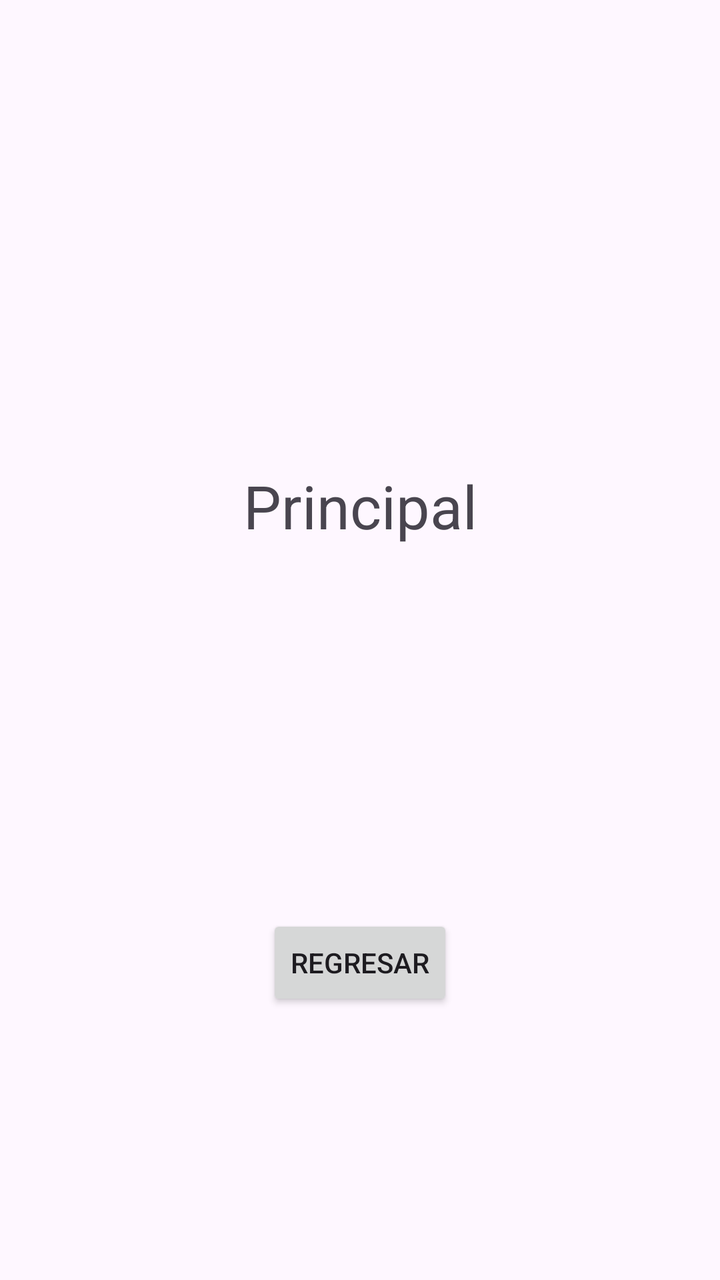
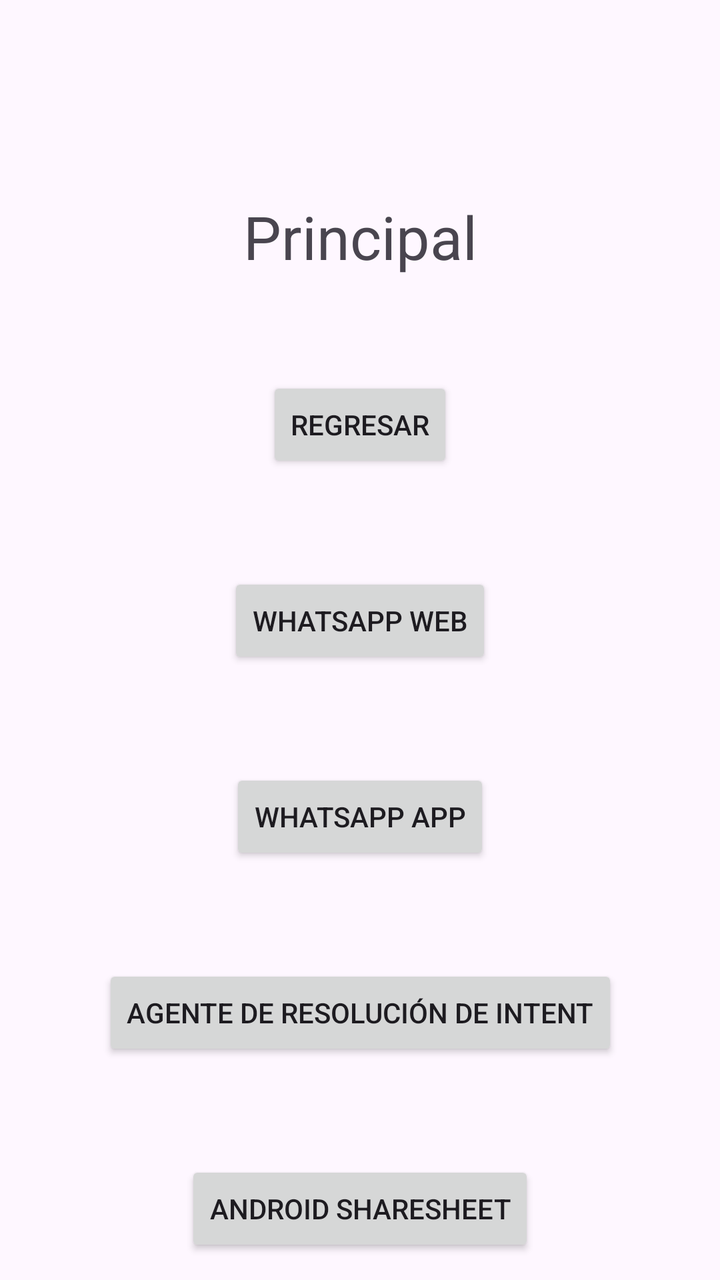

The first picture is an Android layout as it rendered before a commit; the second is the same layout after the commit. The layout source and the unified diff follow.
<!-- AndroidManifest.xml: application theme Theme._2026_II_ComunicacionEstreActivities -->
<!-- res/layout/activity_pricipal.xml -->
<?xml version="1.0" encoding="utf-8"?>
<androidx.constraintlayout.widget.ConstraintLayout
    xmlns:android="http://schemas.android.com/apk/res/android"
    xmlns:app="http://schemas.android.com/apk/res-auto"
    xmlns:tools="http://schemas.android.com/tools"
    android:id="@+id/main"
    android:layout_width="match_parent"
    android:layout_height="match_parent"
    tools:context=".PricipalActivity">

    <TextView
        android:id="@+id/tv_mesaje"
        android:layout_width="wrap_content"
        android:layout_height="wrap_content"
        android:text="Principal"
        android:textSize="30sp"
        app:layout_constraintBottom_toBottomOf="@id/boton2"
        app:layout_constraintEnd_toEndOf="parent"
        app:layout_constraintStart_toStartOf="parent"
        app:layout_constraintTop_toTopOf="parent" />

    <Button
        android:id="@+id/boton2"
        android:layout_width="wrap_content"
        android:layout_height="wrap_content"
        android:text="Regresar"
        app:layout_constraintEnd_toEndOf="parent"
        app:layout_constraintBottom_toBottomOf="parent"
        app:layout_constraintStart_toStartOf="parent"
        app:layout_constraintTop_toBottomOf="@+id/tv_mesaje"
        android:layout_marginTop="50dp"/>



</androidx.constraintlayout.widget.ConstraintLayout>
<!-- resources referenced by this layout -->
<resources>
  <style name="Theme._2026_II_ComunicacionEstreActivities" parent="Base.Theme._2026_II_ComunicacionEstreActivities" />
  <style name="Base.Theme._2026_II_ComunicacionEstreActivities" parent="Theme.Material3.DayNight.NoActionBar">
          
          
      </style>
</resources>

<!-- the commit's change to res/layout/activity_pricipal.xml (unified diff, before → after) -->
@@ -25,9 +25,47 @@
         android:layout_height="wrap_content"
         android:text="Regresar"
         app:layout_constraintEnd_toEndOf="parent"
-        app:layout_constraintBottom_toBottomOf="parent"
         app:layout_constraintStart_toStartOf="parent"
         app:layout_constraintTop_toBottomOf="@+id/tv_mesaje"
+        android:layout_marginTop="50dp"/>
+
+    <Button
+        android:id="@+id/botonWhatsAppWeb"
+        android:layout_width="wrap_content"
+        android:layout_height="wrap_content"
+        android:text="WhatsApp Web"
+        app:layout_constraintEnd_toEndOf="parent"
+        app:layout_constraintStart_toStartOf="parent"
+        app:layout_constraintTop_toBottomOf="@+id/boton2"
+        android:layout_marginTop="50dp"/>
+    <Button
+        android:id="@+id/botonWhatsApp"
+        android:layout_width="wrap_content"
+        android:layout_height="wrap_content"
+        android:text="WhatsApp App"
+        app:layout_constraintEnd_toEndOf="parent"
+        app:layout_constraintStart_toStartOf="parent"
+        app:layout_constraintTop_toBottomOf="@+id/botonWhatsAppWeb"
+        android:layout_marginTop="50dp"/>
+
+    <Button
+        android:id="@+id/botonSendAgen"
+        android:layout_width="wrap_content"
+        android:layout_height="wrap_content"
+        android:text="Agente de Resolución de Intent"
+        app:layout_constraintEnd_toEndOf="parent"
+        app:layout_constraintStart_toStartOf="parent"
+        app:layout_constraintTop_toBottomOf="@+id/botonWhatsApp"
+        android:layout_marginTop="50dp"/>
+
+    <Button
+        android:id="@+id/botonSharesheet"
+        android:layout_width="wrap_content"
+        android:layout_height="wrap_content"
+        android:text="Android Sharesheet"
+        app:layout_constraintEnd_toEndOf="parent"
+        app:layout_constraintStart_toStartOf="parent"
+        app:layout_constraintTop_toBottomOf="@+id/botonSendAgen"
         android:layout_marginTop="50dp"/>
 
 
